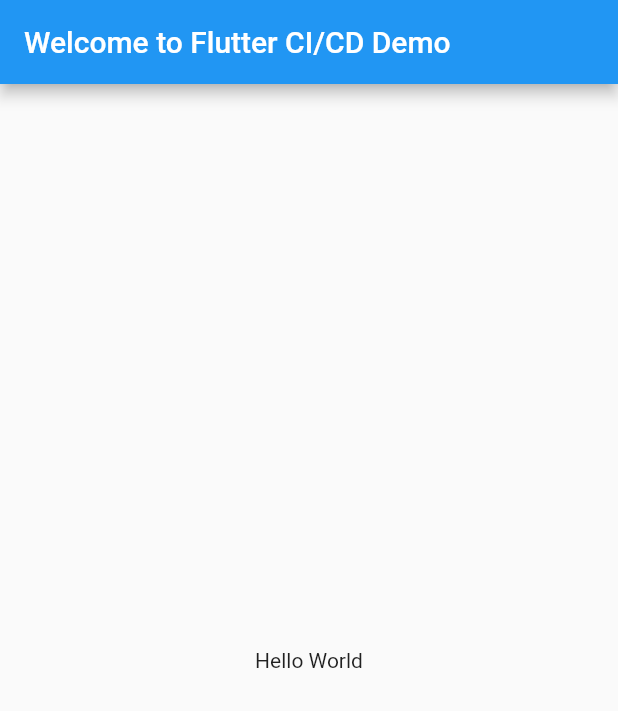
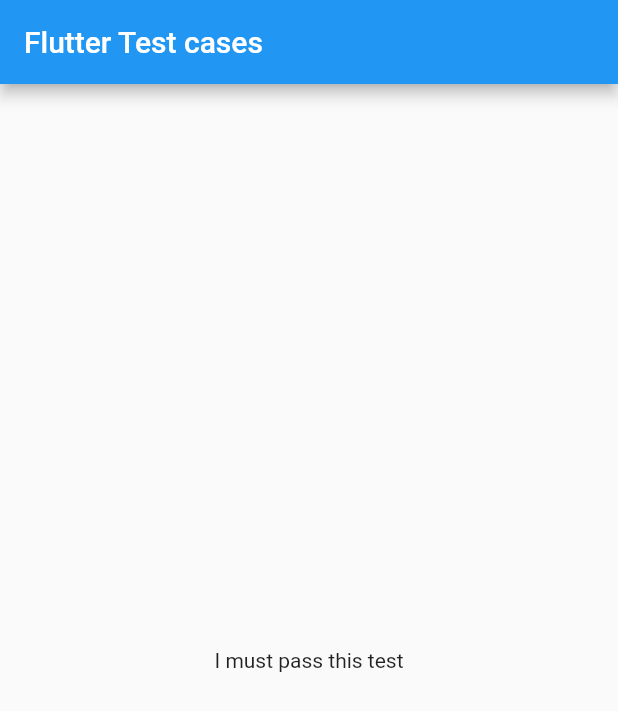
Before and after one commit to saransince1986/HealthCare-Flutter, a Flutter app: the screen it shows after launch, on a phone screen of 412 x 824 dp. Shown: the top 711 px of the screen. Run offline on Flutter 3.47's test engine with Material 2 defaults, Android fonts, the phone set to English and light mode, and no system bars.

Commit message:
make some changes in main.dart file

```diff
--- a/lib/main.dart
+++ b/lib/main.dart
@@ -1,17 +1,27 @@
 import 'package:flutter/material.dart';
 
-void main() => runApp(MyApp());
+void main() => runApp(MyWidget());
 
-class MyApp extends StatelessWidget {
+class MyWidget extends StatelessWidget {
+  final String title;
+  final String message;
+
+  const MyWidget({
+    Key key,
+    @required this.title,
+    @required this.message,
+  }) : super(key: key);
+
   @override
   Widget build(BuildContext context) {
     return MaterialApp(
+      title: 'Flutter Demo',
       home: Scaffold(
         appBar: AppBar(
-          title: Text('Welcome to Flutter CI/CD Demo'),
+          title: Text('Flutter Test cases'),
         ),
         body: Center(
-          child: Text('Hello World'),
+          child: Text('I must pass this test'),
         ),
       ),
     );
```
Also changed, not shown: 1 other file.
